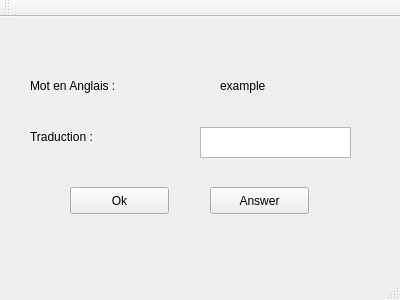
Before: the Qt Designer form mainwindow.ui in william00007/anglais, drawn with Qt 5.
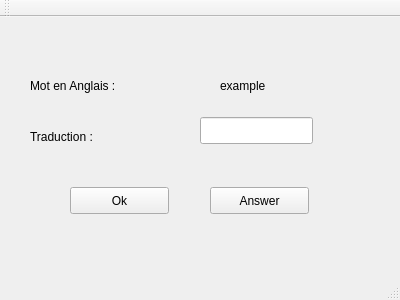
After: the same form once the commit is applied.

Commit message: remplacer QTextEdit par QLineEdit

The edit to the form file:
```diff
--- a/mainwindow.ui
+++ b/mainwindow.ui
@@ -14,16 +14,6 @@
    <string>MainWindow</string>
   </property>
   <widget class="QWidget" name="centralWidget">
-   <widget class="QTextEdit" name="editTranslate">
-    <property name="geometry">
-     <rect>
-      <x>200</x>
-      <y>110</y>
-      <width>151</width>
-      <height>31</height>
-     </rect>
-    </property>
-   </widget>
    <widget class="QLabel" name="labelTranslate">
     <property name="geometry">
      <rect>
@@ -89,6 +79,16 @@
      <string>Answer</string>
     </property>
    </widget>
+   <widget class="QLineEdit" name="editTranslate">
+    <property name="geometry">
+     <rect>
+      <x>200</x>
+      <y>100</y>
+      <width>113</width>
+      <height>27</height>
+     </rect>
+    </property>
+   </widget>
   </widget>
   <widget class="QMenuBar" name="menuBar">
    <property name="geometry">
```
The commit also changes 2 other files.
